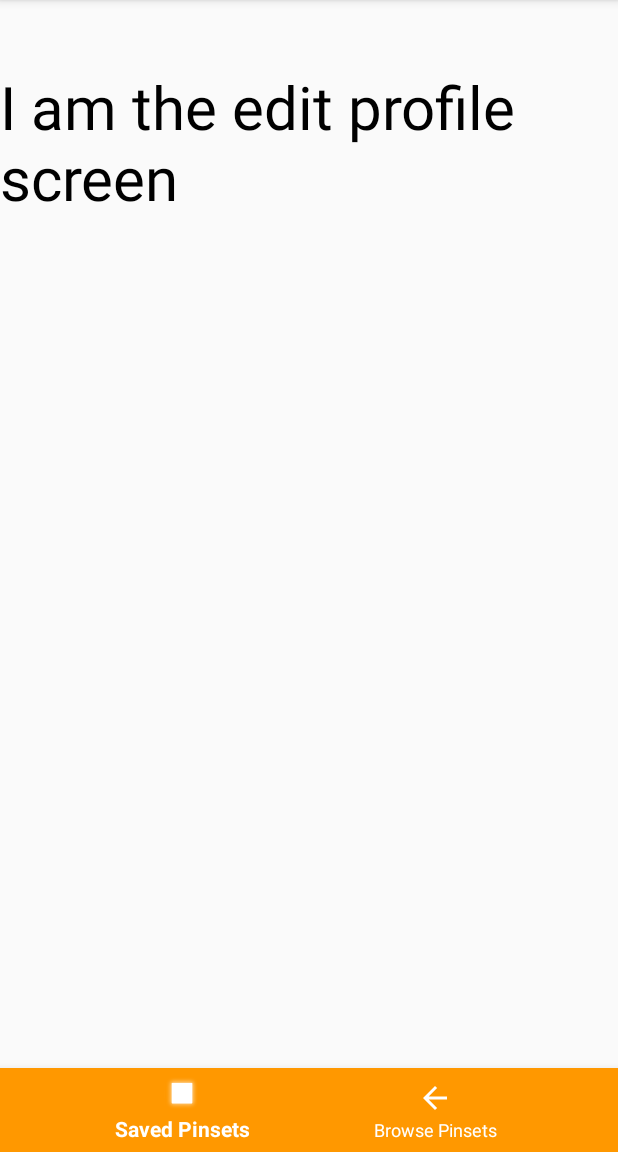
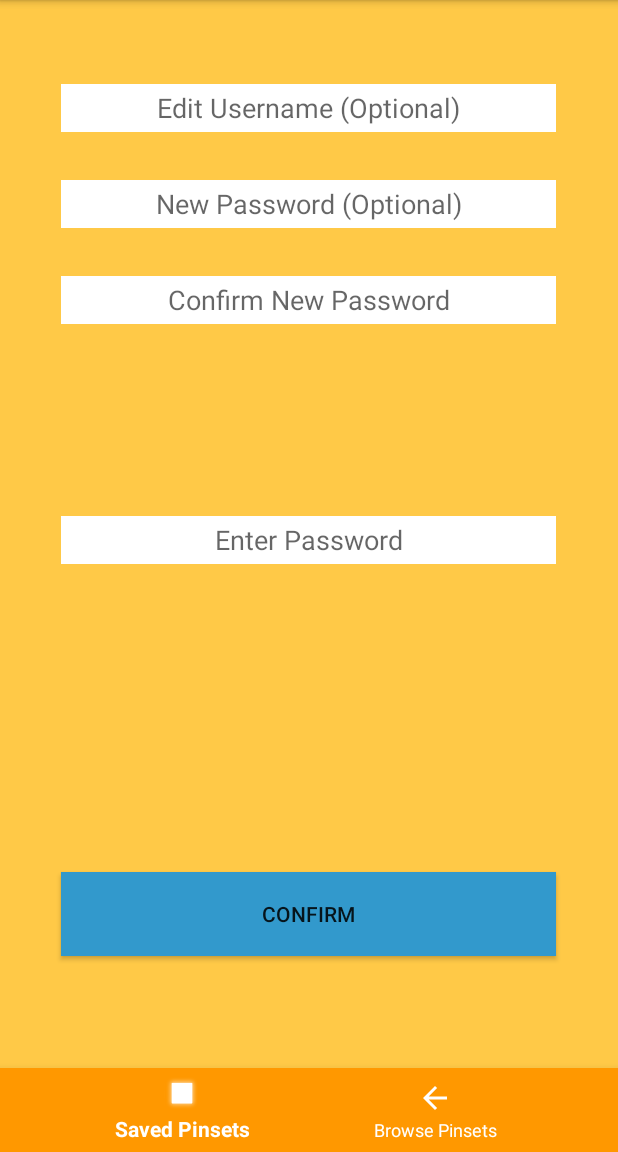
Before and after one commit to jhu-cs-uima-sp20/teamh, an Android app: the fragment EditProfileFragment placed in its activity, on a phone screen of 412 x 824 dp, the part 84-1236 px from its top. Run offline under Robolectric (Android 15) with nearby library versions, the phone set to English and light mode, and no system bars.

Commit message:
Created layout for profile editing screen

```diff
--- a/app/src/main/res/layout/fragment_edit_profile.xml
+++ b/app/src/main/res/layout/fragment_edit_profile.xml
@@ -1,17 +1,93 @@
 <?xml version="1.0" encoding="utf-8"?>
-<FrameLayout xmlns:android="http://schemas.android.com/apk/res/android"
+<androidx.constraintlayout.widget.ConstraintLayout xmlns:android="http://schemas.android.com/apk/res/android"
+    xmlns:app="http://schemas.android.com/apk/res-auto"
     xmlns:tools="http://schemas.android.com/tools"
     android:layout_width="match_parent"
     android:layout_height="match_parent"
+    android:background="@color/colorPrimaryLight"
     tools:context=".EditProfileFragment">
 
-    <!-- TODO: Update blank fragment layout -->
-    <TextView
-        android:layout_width="match_parent"
-        android:layout_height="510dp"
-        android:layout_marginVertical="100dp"
-        android:text="I am the edit profile screen"
-        android:textColor="@color/textColorPrimary"
-        android:textSize="40sp" />
 
-</FrameLayout>
+    <include
+        android:id="@+id/include3"
+        layout="@layout/app_bar" />
+
+    <EditText
+        android:id="@+id/editNameInput"
+        android:layout_width="330dp"
+        android:layout_height="32dp"
+        android:layout_marginTop="112dp"
+        android:autofillHints="@string/username_hint"
+        android:background="@color/windowBackground"
+        android:ems="10"
+        android:gravity="center"
+        android:hint="Edit Username (Optional)"
+        app:layout_constraintEnd_toEndOf="parent"
+        app:layout_constraintHorizontal_bias="0.493"
+        app:layout_constraintStart_toStartOf="parent"
+        app:layout_constraintTop_toTopOf="parent" />
+
+    <EditText
+        android:id="@+id/editPasswordInput"
+        android:layout_width="330dp"
+        android:layout_height="32dp"
+        android:layout_marginTop="32dp"
+        android:autofillHints="@string/username_hint"
+        android:background="@color/windowBackground"
+        android:ems="10"
+        android:gravity="center"
+        android:hint="New Password (Optional)"
+        android:inputType="textPassword"
+        app:layout_constraintEnd_toEndOf="parent"
+        app:layout_constraintHorizontal_bias="0.493"
+        app:layout_constraintStart_toStartOf="parent"
+        app:layout_constraintTop_toBottomOf="@+id/editNameInput" />
+
+    <EditText
+        android:id="@+id/confirmPasswordInput"
+        android:layout_width="330dp"
+        android:layout_height="32dp"
+        android:layout_marginTop="32dp"
+        android:autofillHints="@string/username_hint"
+        android:background="@color/windowBackground"
+        android:ems="10"
+        android:gravity="center"
+        android:hint="Confirm New Password"
+        android:inputType="textPassword"
+        app:layout_constraintEnd_toEndOf="parent"
+        app:layout_constraintHorizontal_bias="0.493"
+        app:layout_constraintStart_toStartOf="parent"
+        app:layout_constraintTop_toBottomOf="@+id/editPasswordInput" />
+
+    <EditText
+        android:id="@+id/oldPasswordInput"
+        android:layout_width="330dp"
+        android:layout_height="32dp"
+        android:layout_marginTop="128dp"
+        android:autofillHints="@string/username_hint"
+        android:background="@color/windowBackground"
+        android:ems="10"
+        android:gravity="center"
+        android:hint="Enter Password"
+        android:inputType="textPassword"
+        app:layout_constraintEnd_toEndOf="parent"
+        app:layout_constraintHorizontal_bias="0.493"
+        app:layout_constraintStart_toStartOf="parent"
+        app:layout_constraintTop_toBottomOf="@+id/confirmPasswordInput" />
+
+    <Button
+        android:id="@+id/confirmChangesButton"
+        android:layout_width="330dp"
+        android:layout_height="56dp"
+        android:layout_marginTop="64dp"
+        android:background="#3299CC"
+        android:text="Confirm"
+        app:layout_constraintBottom_toBottomOf="parent"
+        app:layout_constraintEnd_toEndOf="parent"
+        app:layout_constraintHorizontal_bias="0.493"
+        app:layout_constraintStart_toStartOf="parent"
+        app:layout_constraintTop_toBottomOf="@id/oldPasswordInput"
+        app:layout_constraintVertical_bias="0.519" />
+
+
+</androidx.constraintlayout.widget.ConstraintLayout>
```
